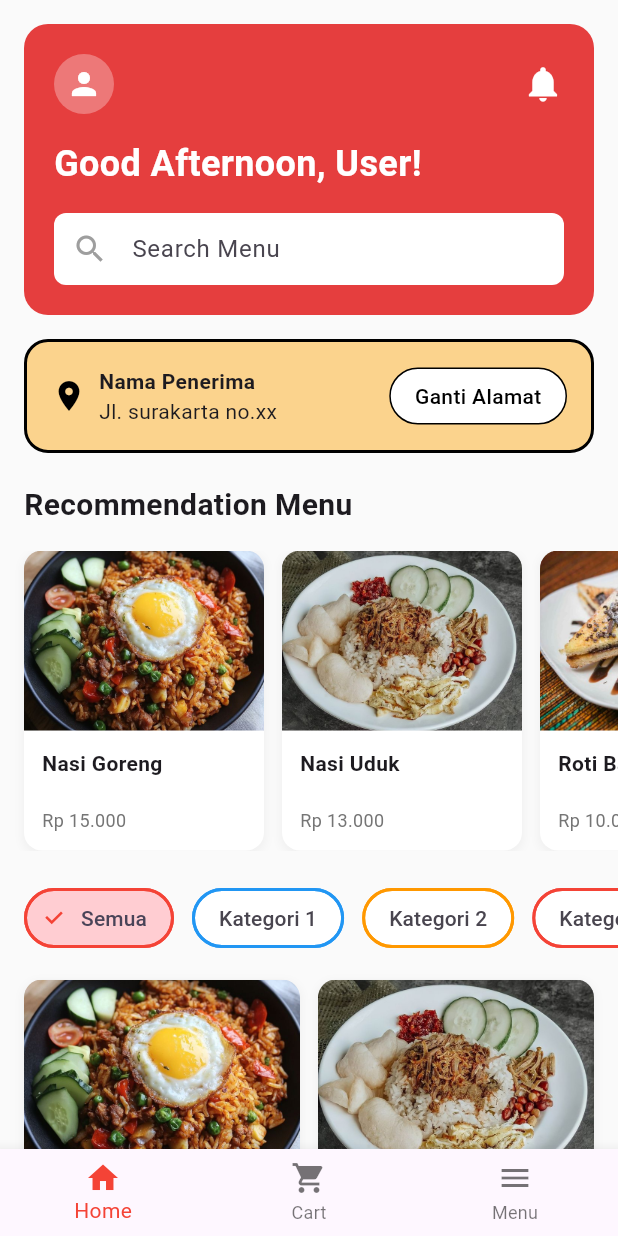
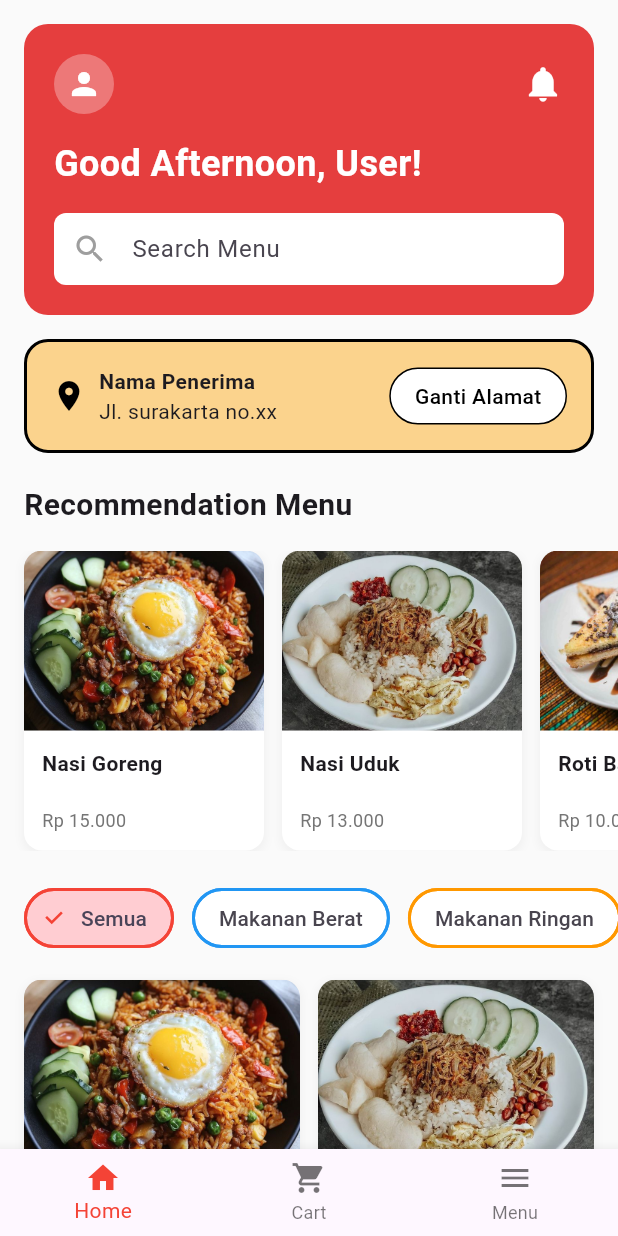
Before and after one commit to maslindu/PAB-Responsi1-Kelompok, a Flutter app: the screen it shows after launch, on a phone screen of 412 x 824 dp. Run offline on Flutter 3.47's test engine with Material 3 defaults, Android fonts, the phone set to English and light mode, and no system bars.

Commit message:
nambah menu, ganti kategori

```diff
--- a/lib/screens/menu_screen.dart
+++ b/lib/screens/menu_screen.dart
@@ -282,6 +282,12 @@ class _MenuScreenState extends State<MenuScreen> {
                             ? Colors.orange[100]!
                             : Colors.white;
                         break;
+                      case 3:
+                        borderColor = Colors.blue;
+                        backgroundColor = isSelected
+                            ? Colors.blue[100]!
+                            : Colors.white;
+                        break;
                       default:
                         borderColor = Colors.grey;
                         backgroundColor = Colors.white;
--- a/lib/viewmodels/menu_view_model.dart
+++ b/lib/viewmodels/menu_view_model.dart
@@ -7,7 +7,7 @@ class MenuViewModel extends ChangeNotifier {
     MenuItem(
       id: '1',
       name: 'Nasi Goreng',
-      category: 'Kategori 1',
+      category: 'Makanan Berat',
       price: 15000,
       image: 'assets/images/Fried Rice Aesthetic.png',
       description:
@@ -16,7 +16,7 @@ class MenuViewModel extends ChangeNotifier {
     MenuItem(
       id: '2',
       name: 'Nasi Uduk',
-      category: 'Kategori 1',
+      category: 'Makanan Berat',
       price: 13000,
       image: 'assets/images/Nasi Uduk.png',
       description:
@@ -25,7 +25,7 @@ class MenuViewModel extends ChangeNotifier {
     MenuItem(
       id: '3',
       name: 'Roti Bakar',
-      category: 'Kategori 2',
+      category: 'Makanan Ringan',
       price: 10000,
       image: 'assets/images/Roti bakar.png',
       description:
@@ -34,7 +34,7 @@ class MenuViewModel extends ChangeNotifier {
     MenuItem(
       id: '4',
       name: 'Kentang Goreng',
-      category: 'Kategori 2',
+      category: 'Makanan Ringan',
       price: 10000,
       image: 'assets/images/KENTANG GORENG.png',
       description:
@@ -43,7 +43,7 @@ class MenuViewModel extends ChangeNotifier {
     MenuItem(
       id: '5',
       name: 'Soda Gembira',
-      category: 'Kategori 3',
+      category: 'Minuman',
       price: 10000,
       image: 'assets/images/Soda gembira.png',
       description:
@@ -52,9 +52,54 @@ class MenuViewModel extends ChangeNotifier {
     MenuItem(
       id: '6',
       name: 'Milk Tea',
-      category: 'Kategori 3',
+      category: 'Minuman',
       price: 10000,
       image: 'assets/images/How To Make Milk Tea.png',
+      description:
+          'Lorem ipsum dolor sit amet, consectetur adipiscing elit, sed do eiusmod tempor incididunt ut labore et dolore magna aliqua.',
+    ),
+    MenuItem(
+      id: '7',
+      name: 'Es Krim',
+      category: 'Dessert',
+      price: 12000,
+      image: 'assets/images/Es Krim.png',
+      description:
+          'Lorem ipsum dolor sit amet, consectetur adipiscing elit, sed do eiusmod tempor incididunt ut labore et dolore magna aliqua.',
+    ),
+    MenuItem(
+      id: '8',
+      name: 'Brownies',
+      category: 'Dessert',
+      price: 12000,
+      image: 'assets/images/Brownies.png',
+      description:
+          'Lorem ipsum dolor sit amet, consectetur adipiscing elit, sed do eiusmod tempor incididunt ut labore et dolore magna aliqua.',
+    ),
+    MenuItem(
+      id: '9',
+      name: 'Es Teh',
+      category: 'Minuman',
+      price: 4000,
+      image: 'assets/images/Es Teh.png',
+      description:
+          'Lorem ipsum dolor sit amet, consectetur adipiscing elit, sed do eiusmod tempor incididunt ut labore et dolore magna aliqua.',
+    ),
+    MenuItem(
+      id: '10',
+      name: 'Ayam Bakar',
+      category: 'Makanan Berat',
+      price: 18000,
+      image: 'assets/images/Ayam Bakar.png',
+      description:
+          'Lorem ipsum dolor sit amet, consectetur adipiscing elit, sed do eiusmod tempor incididunt ut labore et dolore magna aliqua.',
+    ),
+    MenuItem(
+      id: '11',
+      name: 'Sate Ayam',
+      category: 'Makanan Berat',
+      price: 20000,
+      image: 'assets/images/Sate Ayam.png',
       description:
           'Lorem ipsum dolor sit amet, consectetur adipiscing elit, sed do eiusmod tempor incididunt ut labore et dolore magna aliqua.',
     ),
@@ -102,9 +147,10 @@ class MenuViewModel extends ChangeNotifier {
 
   List<String> get categories => [
     'Semua',
-    'Kategori 1',
-    'Kategori 2',
-    'Kategori 3',
+    'Makanan Berat',
+    'Makanan Ringan',
+    'Dessert',
+    'Minuman',
   ];
 
   // Methods
```
Also changed, not shown: assets/images/Ayam Bakar.png (added), assets/images/Brownies.png (added), assets/images/Es Krim.png (added), assets/images/Es Teh.png (added), assets/images/Sate Ayam.png (added).
